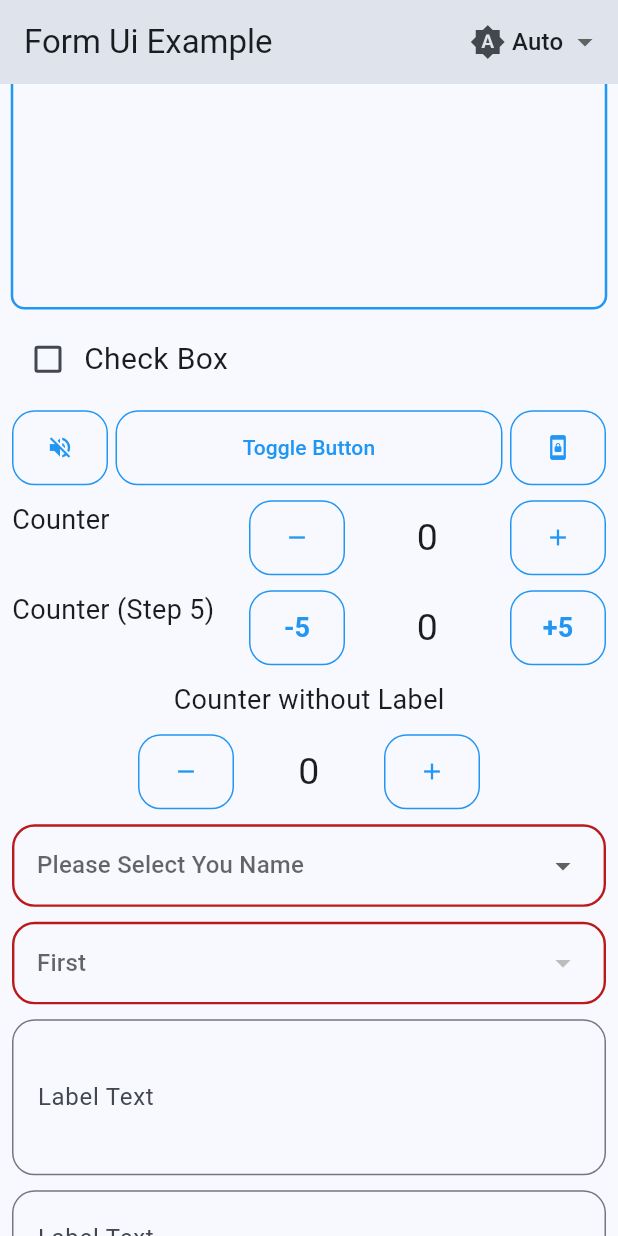
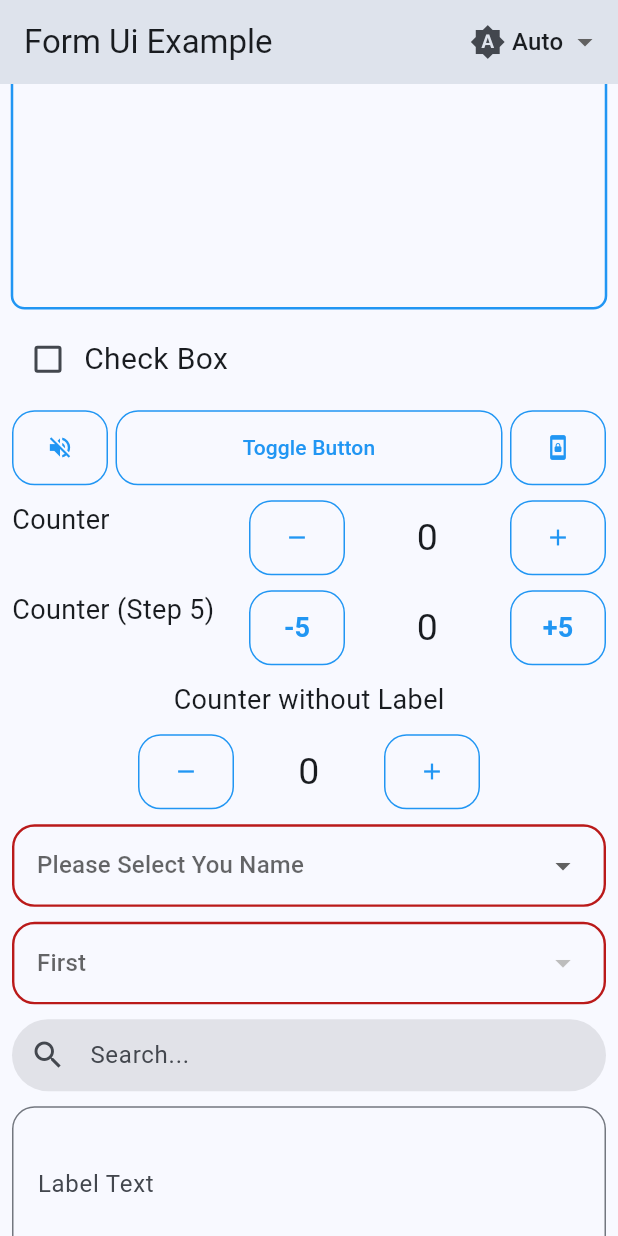
Before and after one commit to ycy-0510/form_ui, a Flutter app: the screen it shows after launch, scrolled down 576 dp, on a phone screen of 412 x 824 dp. Run offline on Flutter 3.47's test engine with Material 3 defaults, Android fonts, the light colour scheme and no system bars.

Commit message:
Bump version to 0.8.0 and add FormSearchBar

```diff
--- a/example/lib/main.dart
+++ b/example/lib/main.dart
@@ -23,9 +23,11 @@ class _HomePageState extends State<HomePage> {
     return MaterialApp(
       debugShowCheckedModeBanner: false,
       theme: ThemeData.from(
-          colorScheme: ColorScheme.fromSeed(seedColor: Colors.blue, brightness: Brightness.light)),
+          colorScheme: ColorScheme.fromSeed(
+              seedColor: Colors.blue, brightness: Brightness.light)),
       darkTheme: ThemeData.from(
-          colorScheme: ColorScheme.fromSeed(seedColor: Colors.blue, brightness: Brightness.dark)),
+          colorScheme: ColorScheme.fromSeed(
+              seedColor: Colors.blue, brightness: Brightness.dark)),
       themeMode: themeMode,
       home: ScaffoldMessenger(
         child: Scaffold(
@@ -84,6 +86,7 @@ class HomeBody extends StatefulWidget {
 
 class _HomeBodyState extends State<HomeBody> {
   final TextEditingController _controller = TextEditingController();
+  final TextEditingController _searchController = TextEditingController();
   @override
   Widget build(BuildContext context) {
     return Center(
@@ -103,6 +106,18 @@ class _HomeBodyState extends State<HomeBody> {
                 TogglePart(),
                 CounterPart(),
                 SelectPart(),
+                FormSearchBar(
+                  controller: _searchController,
+                  onChanged: (value) {
+                    ScaffoldMessenger.of(context).showSnackBar(SnackBar(
+                      content: Text(
+                        'Search: $value',
+                      ),
+                      behavior: SnackBarBehavior.floating,
+                      duration: Duration(milliseconds: 300),
+                    ));
+                  },
+                ),
                 FormTextInput(
                   hintText: 'Hint Text',
                   labelText: 'Label Text',
@@ -174,7 +189,8 @@ class _HomeBodyState extends State<HomeBody> {
                     style: FormPrimaryButton.dangerStyle,
                     child: Text(
                       'Primary Danger',
-                      style: TextStyle(fontSize: 20, fontWeight: FontWeight.bold),
+                      style:
+                          TextStyle(fontSize: 20, fontWeight: FontWeight.bold),
                     )),
                 FormSecondaryButton(
                     onPressed: () {
@@ -203,7 +219,8 @@ class _HomeBodyState extends State<HomeBody> {
                     style: FormSecondaryButton.dangerStyle,
                     child: Text(
                       'Secondary Danger',
-                      style: TextStyle(fontSize: 20, fontWeight: FontWeight.bold),
+                      style:
+                          TextStyle(fontSize: 20, fontWeight: FontWeight.bold),
                     )),
               ],
             ),
@@ -393,10 +410,10 @@ class _PositionSelectPartState extends State<PositionSelectPart> {
               return FormPositionSelect(
                 bytes: snapshot.data!.buffer.asUint8List(),
                 allowSelectZone: [
-                  Rect.fromLTRB(
-                      43.5374149659864, 11.1975116640747, 46.8537414965986, 88.4914463452566),
-                  Rect.fromLTRB(
-                      46.8537414965986, 11.1975116640747, 53.1462585034014, 46.9673405909798),
+                  Rect.fromLTRB(43.5374149659864, 11.1975116640747,
+                      46.8537414965986, 88.4914463452566),
+                  Rect.fromLTRB(46.8537414965986, 11.1975116640747,
+                      53.1462585034014, 46.9673405909798),
                   // Rect.fromLTRB(53.1462585034014, 11.1975116640747,
                   //     56.4625850340136, 88.4914463452566),
                   // Rect.fromLTRB(46.8537414965986, 53.343701399689,
--- a/lib/src/input.dart
+++ b/lib/src/input.dart
@@ -152,7 +152,9 @@ class FormSelect<T> extends StatelessWidget {
         decoration: BoxDecoration(
           borderRadius: BorderRadius.circular(15),
           border: Border.all(
-              color: value == null ? Theme.of(context).colorScheme.error : Colors.grey.shade600,
+              color: value == null
+                  ? Theme.of(context).colorScheme.error
+                  : Colors.grey.shade600,
               style: BorderStyle.solid,
               width: value == null ? 1.6 : 0.8),
         ),
@@ -238,7 +240,8 @@ class FormCounter extends StatelessWidget {
                       ? Icon(Icons.remove)
                       : Text(
                           "-$step",
-                          style: TextStyle(fontSize: 18, fontWeight: FontWeight.bold),
+                          style: TextStyle(
+                              fontSize: 18, fontWeight: FontWeight.bold),
                         )),
               SizedBox(
                 width: width ?? 100,
@@ -261,7 +264,8 @@ class FormCounter extends StatelessWidget {
                       ? Icon(Icons.add)
                       : Text(
                           "+$step",
-                          style: TextStyle(fontSize: 18, fontWeight: FontWeight.bold),
+                          style: TextStyle(
+                              fontSize: 18, fontWeight: FontWeight.bold),
                         )),
             ],
           ),
@@ -294,7 +298,8 @@ class FormCounter extends StatelessWidget {
                     ? Icon(Icons.remove)
                     : Text(
                         "-$step",
-                        style: TextStyle(fontSize: 18, fontWeight: FontWeight.bold),
+                        style: TextStyle(
+                            fontSize: 18, fontWeight: FontWeight.bold),
                       )),
             SizedBox(
               width: 100,
@@ -317,7 +322,8 @@ class FormCounter extends StatelessWidget {
                     ? Icon(Icons.add)
                     : Text(
                         "+$step",
-                        style: TextStyle(fontSize: 18, fontWeight: FontWeight.bold),
+                        style: TextStyle(
+                            fontSize: 18, fontWeight: FontWeight.bold),
                       )),
           ],
         ),
@@ -430,9 +436,12 @@ class FormPositionSelect extends StatelessWidget {
               height: snapshot.data?.height.toDouble(),
               child: GestureDetector(
                 onTapDown: (details) {
-                  Offset point = _adjustedOffset(details.localPosition - tapOffset,
-                          Size(snapshot.data!.width.toDouble(), snapshot.data!.height.toDouble()))
-                      .scale(100 / snapshot.data!.width, 100 / snapshot.data!.height);
+                  Offset point = _adjustedOffset(
+                          details.localPosition - tapOffset,
+                          Size(snapshot.data!.width.toDouble(),
+                              snapshot.data!.height.toDouble()))
+                      .scale(100 / snapshot.data!.width,
+                          100 / snapshot.data!.height);
                   if (allowSelectZone.any((zone) => zone.contains(point))) {
                     HapticFeedback.lightImpact();
                     if (onChange != null) {
@@ -467,7 +476,8 @@ class FormPositionSelect extends StatelessWidget {
                                   position,
                                   blinkStreamSnap.data!,
                                   allowSelectZone,
-                                  showAllowSelectZone || (selectSnapShot.data ?? false),
+                                  showAllowSelectZone ||
+                                      (selectSnapShot.data ?? false),
                                   flip,
                                 ),
                                 size: Size(300, 20),
@@ -535,7 +545,12 @@ class FormPositionSelect extends StatelessWidget {
         }
       } else {
         //point
-        final testPoints = [zone.topLeft, zone.topRight, zone.bottomRight, zone.bottomLeft];
+        final testPoints = [
+          zone.topLeft,
+          zone.topRight,
+          zone.bottomRight,
+          zone.bottomLeft
+        ];
         for (final testPoint in testPoints) {
           if ((point - testPoint).distance < minDis) {
             minDis = (point - testPoint).distance;
@@ -547,10 +562,12 @@ class FormPositionSelect extends StatelessWidget {
     return minPoint;
   }
 
-  Future<ui.Image> _rotatedImage({required ui.Image image, required double angle}) {
+  Future<ui.Image> _rotatedImage(
+      {required ui.Image image, required double angle}) {
     var pictureRecorder = ui.PictureRecorder();
     Canvas canvas = Canvas(pictureRecorder);
-    final double r = sqrt(image.width * image.width + image.height * image.height) / 2;
+    final double r =
+        sqrt(image.width * image.width + image.height * image.height) / 2;
     final alpha = atan(image.height / image.width);
     final beta = alpha + angle;
     final shiftY = r * sin(beta);
@@ -577,8 +594,8 @@ class _FormPosisionSelectPainter extends CustomPainter {
   final List<Rect> allowSelectZone;
   final bool showAllowSelectZone;
   final bool flip;
-  const _FormPosisionSelectPainter(this.bg, this.position, this.blink, this.allowSelectZone,
-      this.showAllowSelectZone, this.flip);
+  const _FormPosisionSelectPainter(this.bg, this.position, this.blink,
+      this.allowSelectZone, this.showAllowSelectZone, this.flip);
   @override
   void paint(Canvas canvas, Size size) {
     canvas.drawImage(bg, Offset.zero, Paint());
@@ -589,8 +606,12 @@ class _FormPosisionSelectPainter extends CustomPainter {
       for (var zone in allowSelectZone) {
         canvas.drawRect(
             Rect.fromPoints(
-                adjustedOffset(zone.topLeft.scale(size.width / 100, size.height / 100), size),
-                adjustedOffset(zone.bottomRight.scale(size.width / 100, size.height / 100), size)),
+                adjustedOffset(
+                    zone.topLeft.scale(size.width / 100, size.height / 100),
+                    size),
+                adjustedOffset(
+                    zone.bottomRight.scale(size.width / 100, size.height / 100),
+                    size)),
             paint);
       }
     }
@@ -603,10 +624,14 @@ class _FormPosisionSelectPainter extends CustomPainter {
         ..color = Colors.red
         ..style = PaintingStyle.fill;
       canvas.drawCircle(
-          adjustedOffset(position!.scale(size.width / 100, size.height / 100), size), 10, paint);
+          adjustedOffset(
+              position!.scale(size.width / 100, size.height / 100), size),
+          10,
+          paint);
       for (int i = 0; i <= blink; i++) {
         canvas.drawCircle(
-            adjustedOffset(position!.scale(size.width / 100, size.height / 100), size),
+            adjustedOffset(
+                position!.scale(size.width / 100, size.height / 100), size),
             10 + i.toDouble(),
             linePaint);
       }
@@ -658,8 +683,8 @@ class FormPositionView extends StatelessWidget {
                         builder: (context, blinkStreamSnap) {
                           if (blinkStreamSnap.hasData) {
                             return CustomPaint(
-                              painter: _FormPosisionViewPainter(
-                                  snapshot.data!, positions, blinkStreamSnap.data!),
+                              painter: _FormPosisionViewPainter(snapshot.data!,
+                                  positions, blinkStreamSnap.data!),
                               size: Size(300, 20),
                             );
                           } else {
@@ -708,10 +733,11 @@ class _FormPosisionViewPainter extends CustomPainter {
       Paint paint = Paint()
         ..color = Colors.red
         ..style = PaintingStyle.fill;
-      canvas.drawCircle(position.scale(size.width / 100, size.height / 100), 10, paint);
+      canvas.drawCircle(
+          position.scale(size.width / 100, size.height / 100), 10, paint);
       for (int i = 0; i <= blink; i++) {
-        canvas.drawCircle(
-            position.scale(size.width / 100, size.height / 100), 10 + i.toDouble(), linePaint);
+        canvas.drawCircle(position.scale(size.width / 100, size.height / 100),
+            10 + i.toDouble(), linePaint);
       }
     }
   }
@@ -781,3 +807,61 @@ class FormToggle extends StatelessWidget {
     );
   }
 }
+
+///Search Bar
+class FormSearchBar extends StatelessWidget {
+  const FormSearchBar({
+    super.key,
+    required this.controller,
+    this.hintText = 'Search...',
+    this.onChanged,
+    this.onClear,
+  });
+
+  ///Text Editing Controller
+  final TextEditingController controller;
+
+  ///Hint Text
+  final String hintText;
+
+  ///On Changed
+  final ValueChanged<String>? onChanged;
+
+  ///On Clear
+  final VoidCallback? onClear;
+
+  @override
+  Widget build(BuildContext context) {
+    return Theme(
+      data: FormTheme.theme(context),
+      child: TextField(
+        controller: controller,
+        onChanged: onChanged,
+        decoration: InputDecoration(
+          hintText: hintText,
+          prefixIcon: const Icon(Icons.search),
+          suffixIcon: controller.text.isNotEmpty
+              ? IconButton(
+                  icon: const Icon(Icons.clear),
+                  onPressed: () {
+                    controller.clear();
+                    onChanged?.call('');
+                    onClear?.call();
+                    HapticFeedback.lightImpact();
+                  },
+                )
+              : null,
+          border: OutlineInputBorder(
+            borderRadius: BorderRadius.circular(30),
+            borderSide: BorderSide.none,
+          ),
+          filled: true,
+          contentPadding: const EdgeInsets.symmetric(
+            horizontal: 20,
+            vertical: 0,
+          ),
+        ),
+      ),
+    );
+  }
+}
--- a/pubspec.yaml
+++ b/pubspec.yaml
@@ -1,6 +1,6 @@
 name: form_ui
 description: "A simple and clean Flutter form UI package featuring buttons, text inputs, select inputs, counters, checkboxes, and position selectors."
-version: 0.7.2
+version: 0.8.0
 homepage: https://github.com/ycy-0510/form_ui
 
 environment:
```
Also changed, not shown: 5 other files.
